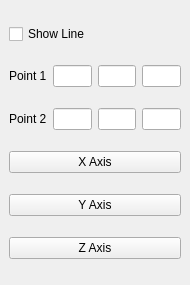
Old version of the form Qt/Components/Resources/UI/pqLineWidget.ui in the repository wildmichael/ParaView3-enhancements-old.
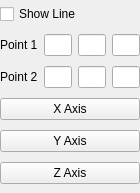
New version of the form.

Commit message: BUG: Fix margin of line widget.

Patch:
```diff
--- a/Qt/Components/Resources/UI/pqLineWidget.ui
+++ b/Qt/Components/Resources/UI/pqLineWidget.ui
@@ -8,8 +8,8 @@
    <rect>
     <x>0</x>
     <y>0</y>
-    <width>190</width>
-    <height>285</height>
+    <width>140</width>
+    <height>193</height>
    </rect>
   </property>
   <property name="windowTitle" >
@@ -17,7 +17,7 @@
   </property>
   <layout class="QVBoxLayout" >
    <property name="margin" >
-    <number>9</number>
+    <number>0</number>
    </property>
    <property name="spacing" >
     <number>6</number>
```
